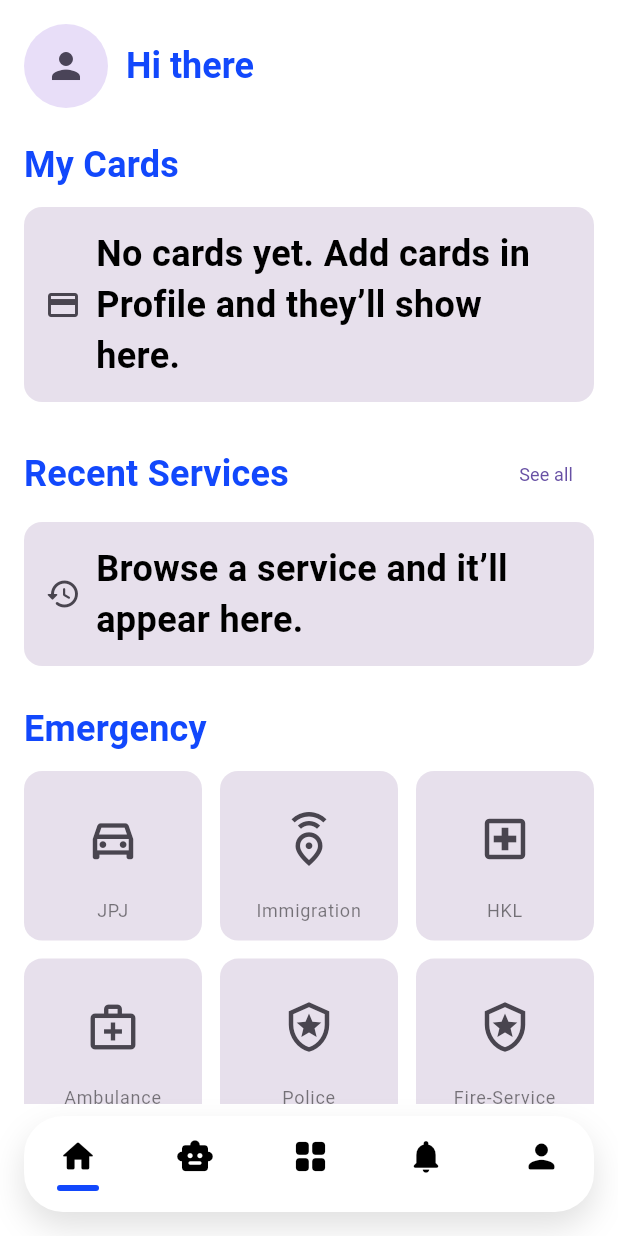
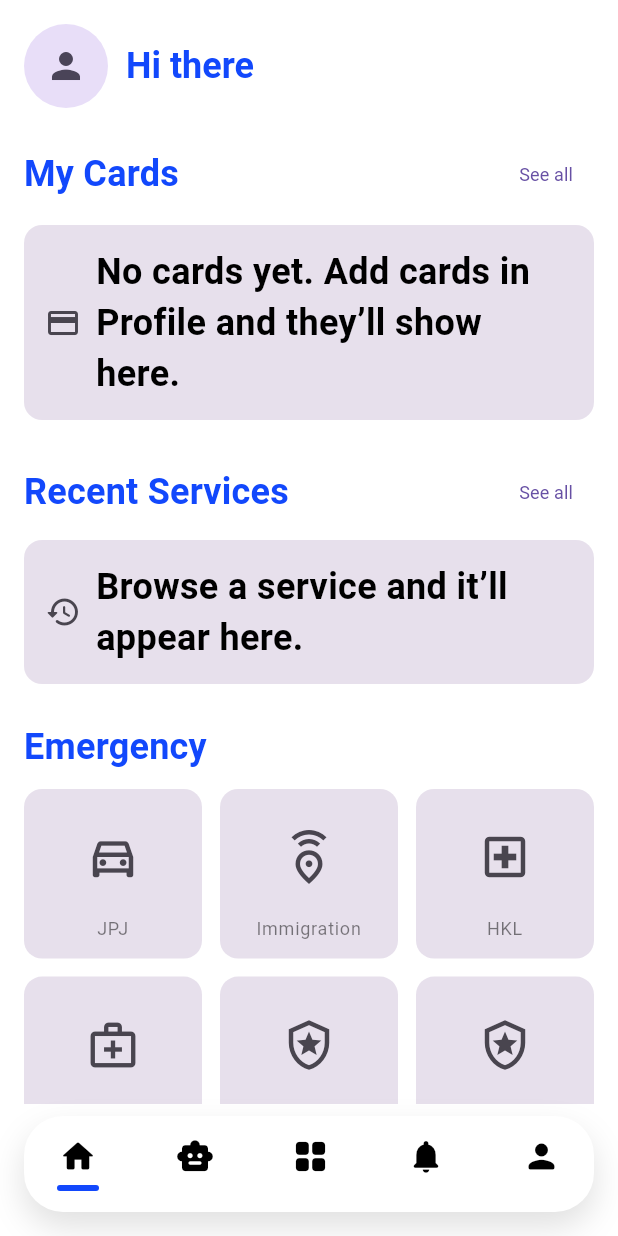
Before and after one commit to tanvironb/kitaid1, a Flutter app: the HomePage screen opened by its route, on a phone screen of 412 x 824 dp. Run offline on Flutter 3.47's test engine with Material 3 defaults, Android fonts, the phone set to English and light mode, and no system bars; accounts and stored records are empty.

Commit message:
by monir

```diff
--- a/lib/features/authentication/screen/homepage/home_page.dart
+++ b/lib/features/authentication/screen/homepage/home_page.dart
@@ -3,9 +3,6 @@ import 'package:kitaid1/common/widgets/nav/kita_bottom_nav.dart';
 import 'package:kitaid1/utilities/constant/color.dart';
 import 'package:kitaid1/utilities/constant/sizes.dart';
 import 'package:url_launcher/url_launcher.dart';
-
-// If you have a bottom nav widget:
-//import 'package:kitaid1/widgets/kita_bottom_nav.dart'; // adjust path if needed
 
 /// --------------------------
 /// DATA LAYERS / HOOK POINTS
@@ -38,15 +35,15 @@ class ProfileRepository extends ChangeNotifier {
 class UserProfile {
   final String uid;
   final String? displayName; // null until available
-  final String? photoUrl;    // null = show default avatar
+  final String? photoUrl; // null = show default avatar
   const UserProfile({required this.uid, this.displayName, this.photoUrl});
 }
 
 class UserCard {
   final String id;
-  final String title;       // e.g., "MyKad", "Passport", "Driver's License"
-  final IconData? icon;     // fallback icon until you plug logos
-  final String? assetLogo;  // when you have a logo asset
+  final String title; // e.g., "MyKad", "Passport", "Driver's License"
+  final IconData? icon; // fallback icon until you plug logos
+  final String? assetLogo; // when you have a logo asset
   const UserCard({
     required this.id,
     required this.title,
@@ -76,8 +73,8 @@ class RecentServicesStore extends ChangeNotifier {
 }
 
 class ServiceRef {
-  final String id;    // stable id, e.g., "jpj", "immigration"
-  final String name;  // display name
+  final String id; // stable id, e.g., "jpj", "immigration"
+  final String name; // display name
   const ServiceRef(this.id, this.name);
 }
 
@@ -85,8 +82,8 @@ class ServiceRef {
 class EmergencyLink {
   final String id;
   final String name;
-  final String phone;      // non-null
-  final String? url;       // optional
+  final String phone; // non-null
+  final String? url; // optional
   final String? asset;
   final IconData? icon;
 
@@ -100,7 +97,6 @@ class EmergencyLink {
   });
 }
 
-
 /// --------------------------
 /// HOME PAGE
 /// --------------------------
@@ -112,8 +108,6 @@ class HomePage extends StatefulWidget {
 }
 
 class _HomePageState extends State<HomePage> {
-  int _currentIndex = 0;
-
   // Example emergency shortcuts — replace URLs/logos later.
   final List<EmergencyLink> _emergency = const [
     EmergencyLink(
@@ -128,7 +122,6 @@ class _HomePageState extends State<HomePage> {
       name: 'Immigration',
       phone: '03-8000 8000',
       url: 'https://www.imi.gov.my/',
-      //icon: Icons.passport_outlined,
     ),
     EmergencyLink(
       id: 'hkl',
@@ -166,14 +159,6 @@ class _HomePageState extends State<HomePage> {
     final text = Theme.of(context).textTheme;
 
     return Scaffold(
-      // ⚠ No AppBar (as requested)
-      // bottomNavigationBar: KitaBottomNav(
-      //   currentIndex: _currentIndex,
-      //   onTabSelected: (i) {
-      //     setState(() => _currentIndex = i);
-      //     // TODO: handle tab routing
-      //   },
-      // ),
       body: SafeArea(
         child: AnimatedBuilder(
           // Rebuild when profile or recents change.
@@ -199,25 +184,27 @@ class _HomePageState extends State<HomePage> {
                       // -----------------------
                       Row(
                         children: [
-                          // Make avatar a button → navigates to Profile page
+                          // Avatar → Profile page
                           GestureDetector(
                             onTap: () {
-    // If your route is named '/profile', keep this.
-    // If you’re still using '/settings' as the profile page, change to '/settings'.
                               Navigator.pushNamed(context, '/profile');
                             },
                             child: CircleAvatar(
                               radius: 28,
                               backgroundColor: scheme.secondaryContainer,
-    backgroundImage: (profile?.photoUrl?.isNotEmpty ?? false)
+                              backgroundImage:
+                                  (profile?.photoUrl?.isNotEmpty ?? false)
                                       ? NetworkImage(profile!.photoUrl!)
                                       : null,
                               child: (profile?.photoUrl?.isNotEmpty ?? false)
                                   ? null
-        : Icon(Icons.person, color: scheme.onSecondaryContainer, size: 28),
+                                  : Icon(
+                                      Icons.person,
+                                      color: scheme.onSecondaryContainer,
+                                      size: 28,
                                     ),
                             ),
-
+                          ),
                           const SizedBox(width: 12),
                           Expanded(
                             child: Column(
@@ -225,15 +212,15 @@ GestureDetector(
                               children: [
                                 Text(
                                   'Hi ${profile?.displayName?.trim().isNotEmpty == true ? profile!.displayName!.trim() : "there"}',
-                                  style: text.titleLarge?.copyWith(fontWeight: FontWeight.w700, color:  mycolors.Primary, ),
+                                  style: text.titleLarge?.copyWith(
+                                    fontWeight: FontWeight.w700,
+                                    color: mycolors.Primary,
+                                  ),
                                   overflow: TextOverflow.ellipsis,
                                 ),
-
                               ],
                             ),
                           ),
-                          // Big QR shortcut (tap area)
-
                         ],
                       ),
 
@@ -241,9 +228,26 @@ GestureDetector(
 
                       // -----------------------
                       // MY CARDS (from Profile)
-                      // Only show when user is logged in AND cards are available
+                      // + See all → Profile page
                       // -----------------------
-                      Text('My Cards', style: text.titleMedium?.copyWith(fontWeight: FontWeight.w700, color: mycolors.textHeading,)),
+                      Row(
+                        mainAxisAlignment: MainAxisAlignment.spaceBetween,
+                        children: [
+                          Text(
+                            'My Cards',
+                            style: text.titleMedium?.copyWith(
+                              fontWeight: FontWeight.w700,
+                              color: mycolors.textHeading,
+                            ),
+                          ),
+                          TextButton(
+                            onPressed: () {
+                              Navigator.pushNamed(context, '/profile');
+                            },
+                            child: const Text('See all'),
+                          ),
+                        ],
+                      ),
                       const SizedBox(height: 10),
 
                       if (profile == null || cards.isEmpty) ...[
@@ -257,7 +261,8 @@ GestureDetector(
                         GridView.builder(
                           shrinkWrap: true,
                           physics: const NeverScrollableScrollPhysics(),
-                          gridDelegate: const SliverGridDelegateWithFixedCrossAxisCount(
+                          gridDelegate:
+                              const SliverGridDelegateWithFixedCrossAxisCount(
                             crossAxisCount: 2,
                             mainAxisSpacing: 12,
                             crossAxisSpacing: 12,
@@ -265,17 +270,17 @@ GestureDetector(
                           ),
                           itemCount: cards.length,
                           itemBuilder: (context, i) {
-  final e = _emergency[i];
-  return _EmergencyTile(
-    name: e.name,
-    phone: e.phone,
-    url: e.url,
-    icon: e.icon ?? Icons.emergency_share_outlined,
-    asset: e.asset,
+                            final c = cards[i];
+                            return _CardPill(
+                              title: c.title,
+                              assetLogo: c.assetLogo,
+                              icon: c.icon ?? Icons.credit_card,
+                              onTap: () {
+                                // go to profile where user can see all cards
+                                Navigator.pushNamed(context, '/profile');
+                              },
                             );
                           },
-
-
                         ),
                       ],
 
@@ -283,15 +288,21 @@ GestureDetector(
 
                       // -----------------------
                       // RECENT SERVICES
-                      // driven by RecentServicesStore
+                      // See all → Services page
                       // -----------------------
                       Row(
                         mainAxisAlignment: MainAxisAlignment.spaceBetween,
                         children: [
-                          Text('Recent Services', style: text.titleMedium?.copyWith(fontWeight: FontWeight.w700, color: mycolors.textHeading,)),
+                          Text(
+                            'Recent Services',
+                            style: text.titleMedium?.copyWith(
+                              fontWeight: FontWeight.w700,
+                              color: mycolors.textHeading,
+                            ),
+                          ),
                           TextButton(
                             onPressed: () {
-                              // TODO: navigate to Services main page
+                              Navigator.pushNamed(context, '/services');
                             },
                             child: const Text('See all'),
                           ),
@@ -310,13 +321,16 @@ GestureDetector(
                           child: ListView.separated(
                             scrollDirection: Axis.horizontal,
                             itemCount: recents.length,
-                            separatorBuilder: (_, __) => const SizedBox(width: 8),
+                            separatorBuilder: (_, __) =>
+                                const SizedBox(width: 8),
                             itemBuilder: (context, i) {
                               final s = recents[i];
                               return _ChipButton(
                                 label: s.name,
                                 onTap: () {
-                                  // TODO: go directly to that service
+                                  // Optional: route to services page for now
+                                  Navigator.pushNamed(context, '/services');
+                                  // Later: pass s.id to open exact service page
                                 },
                               );
                             },
@@ -326,15 +340,22 @@ GestureDetector(
                       const SizedBox(height: 24),
 
                       // -----------------------
-                      // EMERGENCY (logos linking out)
+                      // EMERGENCY (bottomsheet)
                       // -----------------------
-                      Text('Emergency', style: text.titleMedium?.copyWith(fontWeight: FontWeight.w700,color: mycolors.textHeading,)),
+                      Text(
+                        'Emergency',
+                        style: text.titleMedium?.copyWith(
+                          fontWeight: FontWeight.w700,
+                          color: mycolors.textHeading,
+                        ),
+                      ),
                       const SizedBox(height: 10),
 
                       GridView.builder(
                         shrinkWrap: true,
                         physics: const NeverScrollableScrollPhysics(),
-                        gridDelegate: const SliverGridDelegateWithFixedCrossAxisCount(
+                        gridDelegate:
+                            const SliverGridDelegateWithFixedCrossAxisCount(
                           crossAxisCount: 3,
                           mainAxisSpacing: 12,
                           crossAxisSpacing: 12,
@@ -351,7 +372,6 @@ GestureDetector(
                             asset: e.asset,
                           );
                         },
-
                       ),
 
                       const SizedBox(height: 12),
@@ -363,8 +383,10 @@ GestureDetector(
           },
         ),
       ),
+
+      // ===== OFFICIAL KITAID NAVBAR =====
       bottomNavigationBar: KitaBottomNav(
-        currentIndex: 0, // <-- change this per page
+        currentIndex: 0, // HOME
         onTap: (index) {
           if (index == 0) return; // already on this page
 
@@ -374,19 +396,23 @@ GestureDetector(
               break;
 
             case 1: // CHATBOT
-              Navigator.pushNamedAndRemoveUntil(context, '/chatbot', (_) => false);
+              Navigator.pushNamedAndRemoveUntil(
+                  context, '/chatbot', (_) => false);
               break;
 
             case 2: // SERVICES
-              Navigator.pushNamedAndRemoveUntil(context, '/services', (_) => false);
+              Navigator.pushNamedAndRemoveUntil(
+                  context, '/services', (_) => false);
               break;
 
             case 3: // NOTIFICATIONS
-              Navigator.pushNamedAndRemoveUntil(context, '/notifications', (_) => false);
+              Navigator.pushNamedAndRemoveUntil(
+                  context, '/notifications', (_) => false);
               break;
 
             case 4: // PROFILE
-              Navigator.pushNamedAndRemoveUntil(context, '/profile', (_) => false);
+              Navigator.pushNamedAndRemoveUntil(
+                  context, '/profile', (_) => false);
               break;
           }
         },
@@ -402,7 +428,8 @@ class _RoundedSquareButton extends StatelessWidget {
   final IconData icon;
   final String label;
   final VoidCallback onTap;
-  const _RoundedSquareButton({required this.icon, required this.label, required this.onTap});
+  const _RoundedSquareButton(
+      {required this.icon, required this.label, required this.onTap});
 
   @override
   Widget build(BuildContext context) {
@@ -421,7 +448,10 @@ class _RoundedSquareButton extends StatelessWidget {
           mainAxisSize: MainAxisSize.min,
           children: [
             Icon(icon, size: 24, color: scheme.onPrimaryContainer),
-            Text(label, style: text.labelSmall?.copyWith(color: scheme.onPrimaryContainer)),
+            Text(label,
+                style: text.labelSmall?.copyWith(
+                  color: scheme.onPrimaryContainer,
+                )),
           ],
         ),
       ),
@@ -434,7 +464,11 @@ class _CardPill extends StatelessWidget {
   final String? assetLogo;
   final IconData icon;
   final VoidCallback onTap;
-  const _CardPill({required this.title, required this.onTap, this.assetLogo, required this.icon});
+  const _CardPill(
+      {required this.title,
+      required this.onTap,
+      this.assetLogo,
+      required this.icon});
 
   @override
   Widget build(BuildContext context) {
@@ -457,7 +491,10 @@ class _CardPill extends StatelessWidget {
                   decoration: BoxDecoration(
                     borderRadius: BorderRadius.circular(8),
                     color: scheme.onPrimaryContainer.withOpacity(0.08),
-                    image: DecorationImage(image: AssetImage(assetLogo!), fit: BoxFit.contain),
+                    image: DecorationImage(
+                      image: AssetImage(assetLogo!),
+                      fit: BoxFit.contain,
+                    ),
                   ),
                 )
               else
@@ -582,8 +619,6 @@ class _EmergencyTile extends StatelessWidget {
   }
 }
 
-
-
 class _EmptyStrip extends StatelessWidget {
   final IconData icon;
   final String message;
@@ -610,6 +645,7 @@ class _EmptyStrip extends StatelessWidget {
     );
   }
 }
+
 class _EmergencyBottomSheet extends StatelessWidget {
   final String title;
   final String phone;
@@ -711,7 +747,7 @@ class _EmergencyBottomSheet extends StatelessWidget {
                 color: theme.iconTheme.color,
               ),
               title: Text(
-                phone, // <- this should show, e.g. 999
+                phone,
                 style: textTheme.bodyMedium?.copyWith(
                   color: mycolors.textPrimary,
                 ),
```
Lines whose indentation alone changed are shown as unchanged.
